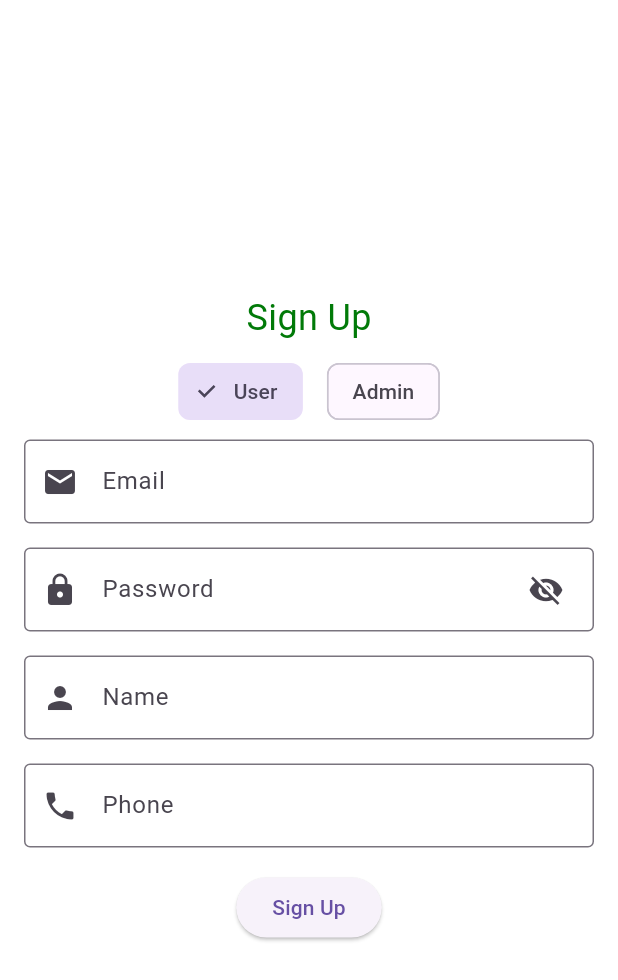
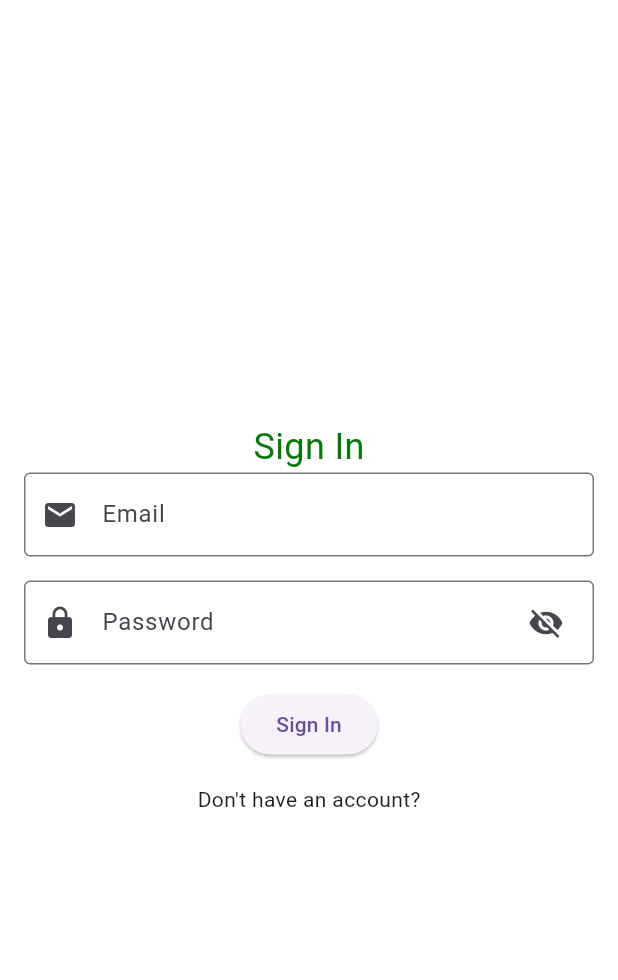
Before and after one commit to SofEng-Coursework/client, a Flutter app: the screen it shows after launch, on a phone screen of 412 x 824 dp. Shown: the top 980 px of the screen. Run offline on Flutter 3.47's test engine with Material 3 defaults, Android fonts, the phone set to English and light mode, and no system bars; our stand-ins replace cloud_firestore, firebase_auth, firebase_core, fl_chart, syncfusion_flutter_charts; accounts and stored records are empty.

Commit message:
Added sign in page and set as default page ran by main

```diff
--- a/lib/main.dart
+++ b/lib/main.dart
@@ -4,6 +4,7 @@ import 'package:cloud_firestore/cloud_firestore.dart';
 import 'package:flutter/material.dart';
 import 'package:provider/provider.dart';
 import 'package:virtual_queue/controllers/FirebaseProvider.dart';
+import 'package:virtual_queue/pages/SignIn_Page.dart';
 import 'package:virtual_queue/register.dart';
 import 'package:virtual_queue/controllers/UserAccountController.dart';
 
@@ -47,7 +48,7 @@ class FirebaseLoadingWidget extends StatelessWidget {
             ],
             child: Consumer<FirebaseProvider>(builder: (context, firebaseProvider, child) {
               return AnimatedSwitcher(
-                  duration: Duration(milliseconds: 400), child: firebaseProvider.getLoggedInUser() != null ? Dashboard() : SignUp());
+                  duration: Duration(milliseconds: 400), child: firebaseProvider.getLoggedInUser() != null ? Dashboard() : SignIn());
             }),
           );
         }
--- /dev/null
+++ b/lib/pages/SignIn_Page.dart
@@ -0,0 +1,163 @@
+import 'package:flutter/material.dart';
+import 'package:provider/provider.dart';
+import 'package:virtual_queue/controllers/UserAccountController.dart';
+import 'package:virtual_queue/register.dart';
+
+class SignIn extends StatefulWidget {
+  @override
+  State<SignIn> createState() => _SignInState();
+}
+
+class _SignInState extends State<SignIn> {
+
+  @override
+  void initState() {
+    super.initState();
+  }
+
+  @override
+  Widget build(BuildContext context) {
+    return Scaffold(
+      backgroundColor: Color(0xffffffff),
+      body: Align(
+        alignment: Alignment.center,
+        child: Padding(
+          padding: EdgeInsets.symmetric(vertical: 0, horizontal: 16),
+          child: SingleChildScrollView(
+            child: Column(
+              mainAxisAlignment: MainAxisAlignment.start,
+              crossAxisAlignment: CrossAxisAlignment.center,
+              mainAxisSize: MainAxisSize.min,
+              children: [
+                const Text(
+                  "Sign In",
+                  textAlign: TextAlign.start,
+                  overflow: TextOverflow.clip,
+                  style: TextStyle(
+                    fontWeight: FontWeight.w400,
+                    fontStyle: FontStyle.normal,
+                    fontSize: 24,
+                    color: Color(0xff017a08),
+                  ),
+                ),
+                LoginForm(),
+              ],
+            ),
+          ),
+        ),
+      ),
+    );
+  }
+}
+
+
+class LoginForm extends StatefulWidget {
+
+  const LoginForm({
+    super.key,
+  });
+
+  @override
+  State<LoginForm> createState() => _LoginFormState();
+}
+
+class _LoginFormState extends State<LoginForm> {
+  final _formKey = GlobalKey<FormState>();
+  bool _passwordVisible = false;
+
+  String _email = '';
+  String _password = '';
+
+  @override
+  void initState() {
+    _passwordVisible = false;
+    super.initState();
+  }
+
+  @override
+  Widget build(BuildContext context) {
+    return Form(
+      key: _formKey,
+      child: Column(
+        children: <Widget>[
+          TextFormField(
+            onSaved: (value) {
+              _email = value!;
+            },
+            decoration: InputDecoration(
+              labelText: 'Email',
+              border: OutlineInputBorder(),
+              prefixIcon: Icon(Icons.email),
+            ),
+            validator: (value) {
+              if (value == null || value.isEmpty) {
+                return 'Please enter your email';
+              }
+              if (!RegExp(r'^[\w-]+(\.[\w-]+)*@([\w-]+\.)+[a-zA-Z]{2,7}$').hasMatch(value)) {
+                return 'Please enter a valid email';
+              }
+              return null;
+            },
+          ),
+          SizedBox(
+            height: 16,
+          ),
+          TextFormField(
+            onSaved: (value) {
+              _password = value!;
+            },
+            decoration: InputDecoration(
+                labelText: 'Password',
+                border: OutlineInputBorder(),
+                prefixIcon: Icon(Icons.lock),
+                suffixIcon: Padding(
+                  padding: const EdgeInsets.only(right: 8),
+                  child: IconButton(
+                    icon: Icon(
+                      _passwordVisible ? Icons.visibility : Icons.visibility_off,
+                    ),
+                    onPressed: () {
+                      setState(() {
+                        _passwordVisible = !_passwordVisible;
+                      });
+                    },
+                  ),
+                )),
+            obscureText: !_passwordVisible,
+            validator: (value) {
+              if (value == null || value.isEmpty) {
+                return 'Please enter your password';
+              }
+              if (value.length < 6) {
+                return 'Password must be at least 6 characters';
+              }
+              return null;
+            },
+          ),
+          SizedBox(
+            height: 16,
+          ),
+          ElevatedButton(
+            child: Text('Sign In'),
+            onPressed: () async {
+            //check if details are correct
+            print("Boom");
+            }
+          ),
+          SizedBox(
+            height: 16,
+          ),
+          InkWell(
+            child: Text("Don't have an account?"),
+            onTap: () {
+              Navigator.push(
+                context,
+                MaterialPageRoute(builder: (context) => SignUp()),
+              );
+            },
+          )
+        ],
+      ),
+    );
+  }
+}
--- a/lib/register.dart
+++ b/lib/register.dart
@@ -1,6 +1,7 @@
 import 'package:flutter/material.dart';
 import 'package:provider/provider.dart';
 import 'package:virtual_queue/controllers/UserAccountController.dart';
+
 
 class SignUp extends StatefulWidget {
   @override
```
